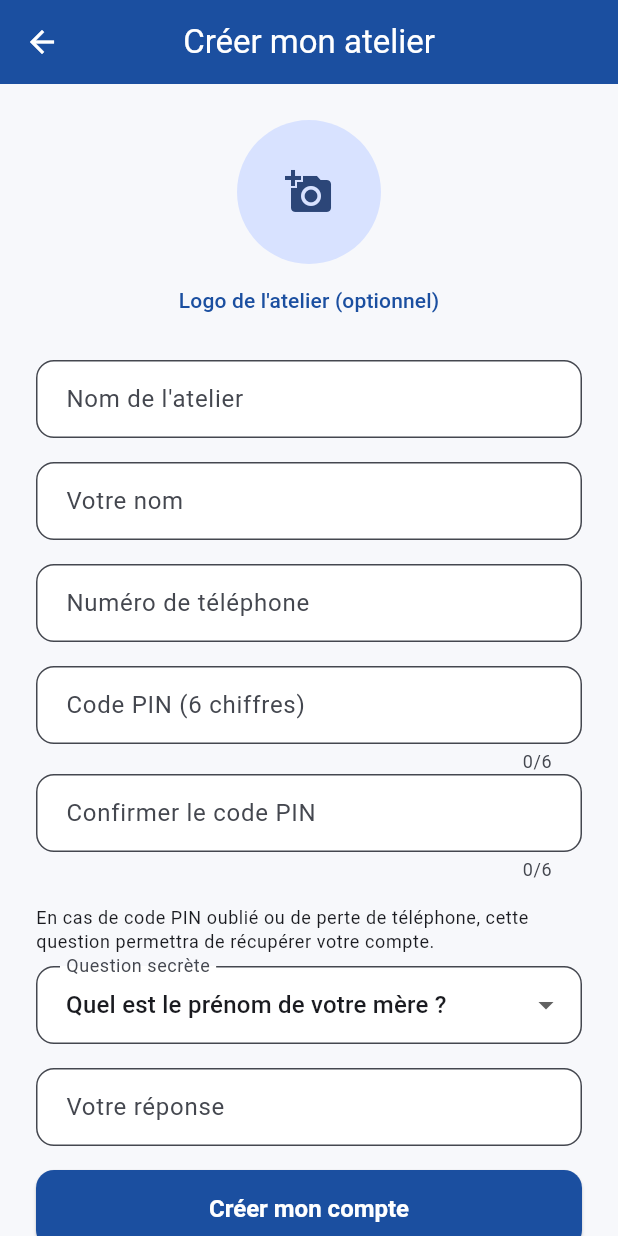
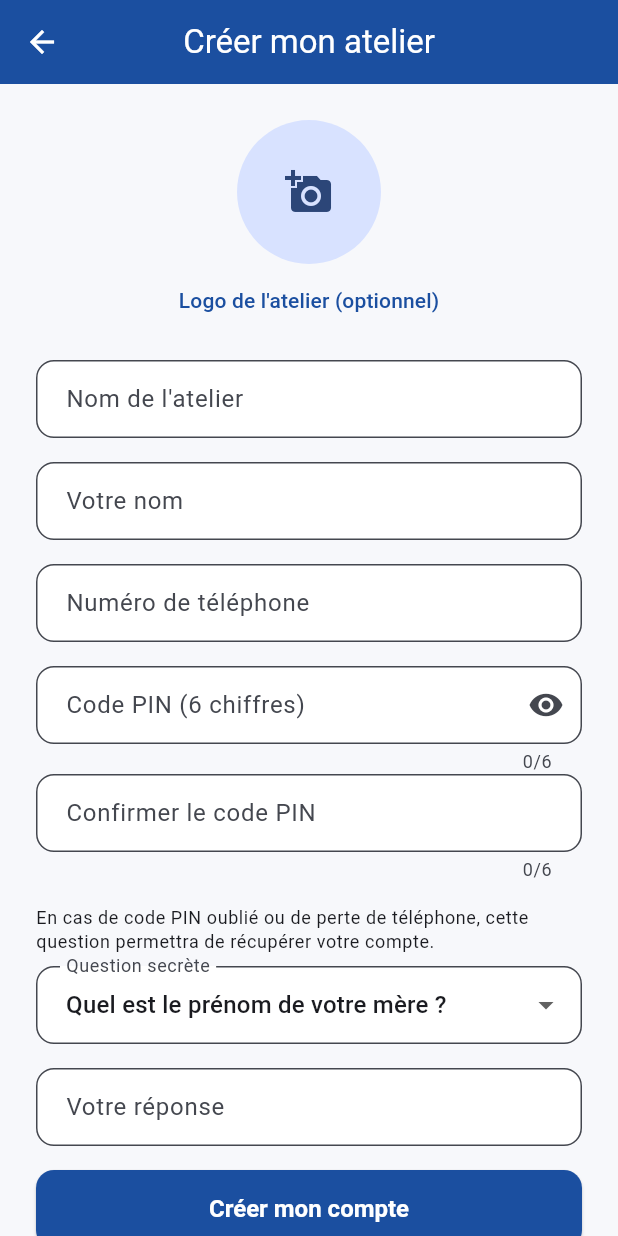
Before and after one commit to ouattaradanou-debug/forevercare-ai, a Flutter app: the screen it shows after launch, after a tap on "Se connecter", after a tap on "Créer un compte atelier", on a phone screen of 412 x 824 dp. Run offline on Flutter 3.47's test engine with Material 3 defaults, Android fonts, the phone set to English and light mode, and no system bars; our stand-ins replace audioplayers, cached_network_image, connectivity_plus, drift, flutter_contacts, flutter_image_compress and 16 more; missing offline and left inert: record; accounts and stored records are empty; generated files the repository leaves out were written again.

Commit message:
Ajoute un bouton œil pour afficher/masquer le code PIN
Sur les écrans de connexion, création de compte et récupération de PIN
oublié : une icône œil à côté des champs code PIN permet de basculer leur
affichage en clair, pratique notamment pour vérifier le code
pré-rempli automatiquement après une connexion précédente.

Co-Authored-By: Claude Sonnet 5 <noreply@anthropic.com>
Claude-Session: https://claude.ai/code/session_01HPRTXPCgGzxUX9YW2QHUsa

```diff
--- a/atelier_plus/lib/features/auth/presentation/ecran_connexion.dart
+++ b/atelier_plus/lib/features/auth/presentation/ecran_connexion.dart
@@ -23,6 +23,7 @@ class _EcranConnexionState extends ConsumerState<EcranConnexion> {
   final _pinCtrl = TextEditingController();
   bool _chargement = false;
   String? _erreur;
+  bool _pinVisible = false;
 
   @override
   void initState() {
@@ -126,11 +127,15 @@ class _EcranConnexionState extends ConsumerState<EcranConnexion> {
                   TextFormField(
                     controller: _pinCtrl,
                     keyboardType: TextInputType.number,
-                    obscureText: true,
+                    obscureText: !_pinVisible,
                     maxLength: 6,
-                    decoration: const InputDecoration(
+                    decoration: InputDecoration(
                       labelText: 'Code PIN (6 chiffres)',
-                      prefixIcon: Icon(Icons.lock_outline),
+                      prefixIcon: const Icon(Icons.lock_outline),
+                      suffixIcon: IconButton(
+                        icon: Icon(_pinVisible ? Icons.visibility_off : Icons.visibility),
+                        onPressed: () => setState(() => _pinVisible = !_pinVisible),
+                      ),
                     ),
                     validator: Validators.pin,
                   ),
--- a/atelier_plus/lib/features/auth/presentation/ecran_creation_compte_atelier.dart
+++ b/atelier_plus/lib/features/auth/presentation/ecran_creation_compte_atelier.dart
@@ -37,6 +37,7 @@ class _EcranCreationCompteAtelierState
   XFile? _logo;
   bool _chargement = false;
   String? _erreur;
+  bool _pinVisible = false;
 
   @override
   void dispose() {
@@ -152,15 +153,21 @@ class _EcranCreationCompteAtelierState
                 TextFormField(
                   controller: _pinCtrl,
                   keyboardType: TextInputType.number,
-                  obscureText: true,
+                  obscureText: !_pinVisible,
                   maxLength: 6,
-                  decoration: const InputDecoration(labelText: 'Code PIN (6 chiffres)'),
+                  decoration: InputDecoration(
+                    labelText: 'Code PIN (6 chiffres)',
+                    suffixIcon: IconButton(
+                      icon: Icon(_pinVisible ? Icons.visibility_off : Icons.visibility),
+                      onPressed: () => setState(() => _pinVisible = !_pinVisible),
+                    ),
+                  ),
                   validator: Validators.pin,
                 ),
                 TextFormField(
                   controller: _confirmationPinCtrl,
                   keyboardType: TextInputType.number,
-                  obscureText: true,
+                  obscureText: !_pinVisible,
                   maxLength: 6,
                   decoration: const InputDecoration(labelText: 'Confirmer le code PIN'),
                   validator: (valeur) =>
```
Also changed, not shown: atelier_plus/lib/features/auth/presentation/ecran_pin_oublie.dart (+10 -3 lines).
